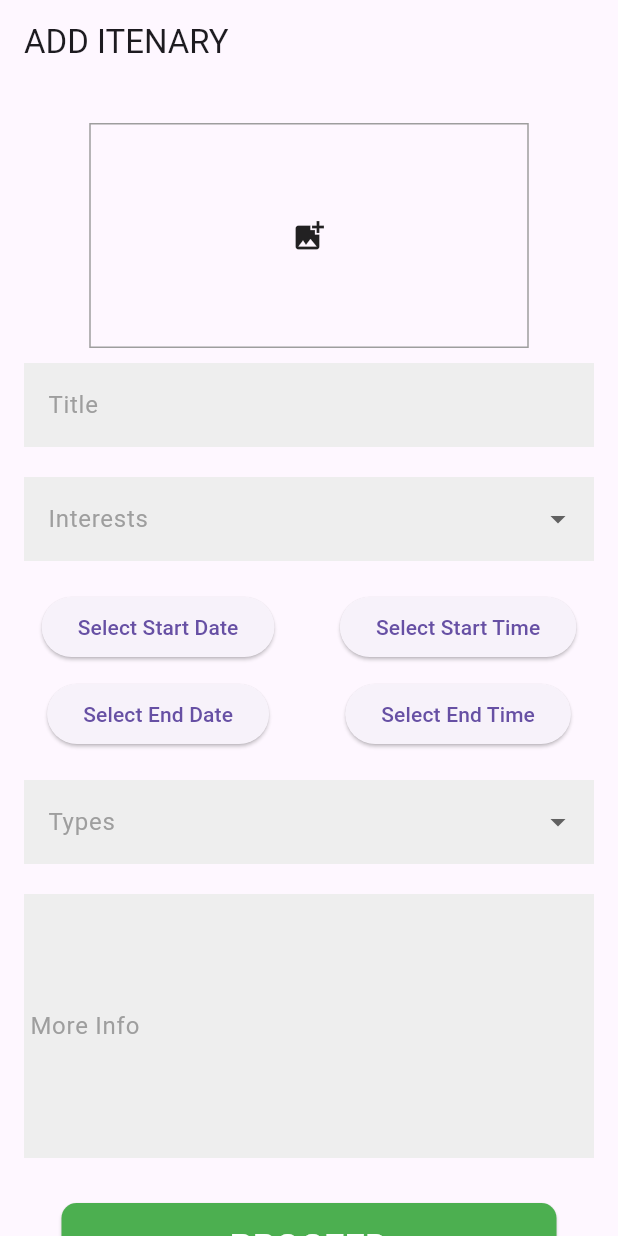
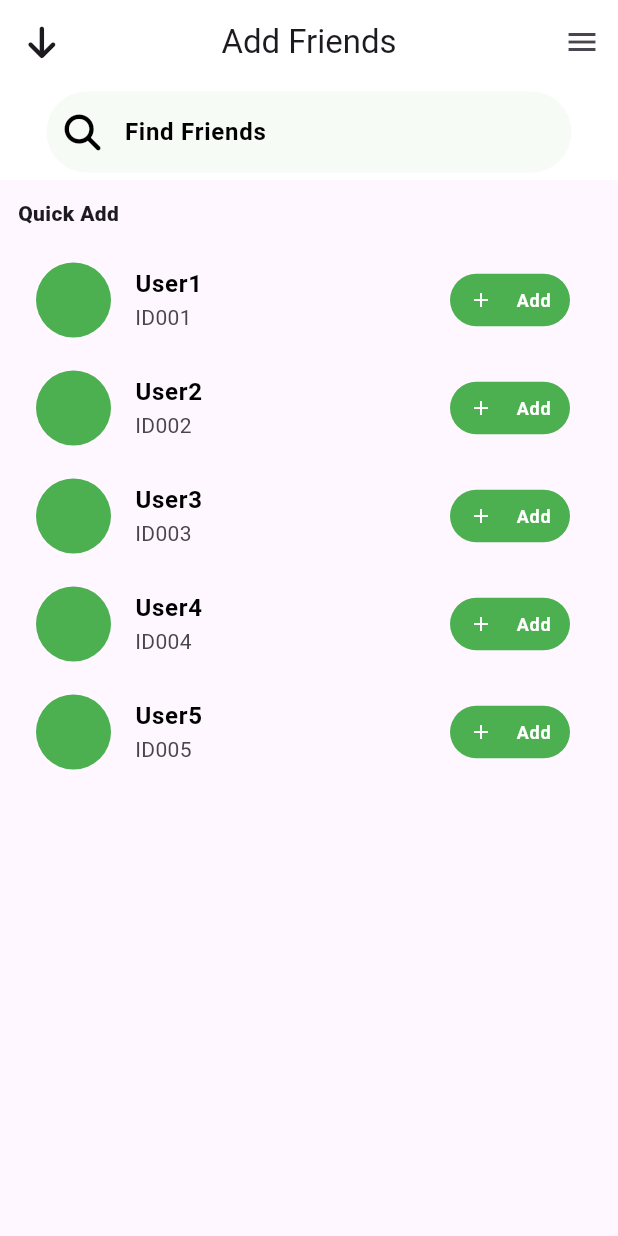
Before and after one commit to BharathVishnu/kraftnightt, a Flutter app: the screen it shows after launch, on a phone screen of 412 x 824 dp. Run offline on Flutter 3.47's test engine with Material 3 defaults, Android fonts, the light colour scheme and no system bars; our stand-ins replace firebase_core, font_awesome_flutter, get, image_picker; accounts and stored records are empty.

Commit message:
friends add

```diff
--- /dev/null
+++ b/lib/addfriends/friends.dart
@@ -0,0 +1,160 @@
+import 'package:flutter/material.dart';
+import 'package:font_awesome_flutter/font_awesome_flutter.dart';
+
+class AddPage extends StatelessWidget {
+  @override
+  Widget build(BuildContext context) {
+    return Scaffold(
+      body: CustomScrollView(
+        slivers: [
+          SliverAppBar(
+            collapsedHeight: 120,
+            centerTitle: true,
+            automaticallyImplyLeading: false,
+            backgroundColor: Colors.white,
+            leading: IconButton(
+              onPressed: () => Navigator.pop(context),
+              icon: Icon(FontAwesomeIcons.arrowDown),
+            ),
+            actions: [
+              IconButton(
+                onPressed: () => Navigator.pop(context),
+                icon: Icon(Icons.menu),
+              ),
+            ],
+            flexibleSpace: Align(
+              alignment: Alignment.bottomCenter,
+              child: Padding(
+                padding: EdgeInsets.only(bottom: 5.0),
+                child: Container(
+                  width: 350,
+                  decoration: BoxDecoration(
+                    color: Colors.green.withOpacity(0.05),
+                    borderRadius: BorderRadius.all(Radius.circular(30.0)),
+                  ),
+                  child: TextField(
+                    onEditingComplete: () {},
+                    textInputAction: TextInputAction.send,
+                    onSubmitted: (msg) {},
+                    textAlign: TextAlign.start,
+                    decoration: InputDecoration(
+                      prefixIcon: Icon(
+                        FontAwesomeIcons.search,
+                        color: Colors.black,
+                      ),
+
+                      hintText: "Find Friends",
+                      contentPadding: EdgeInsets.all(15.0),
+                      hintStyle: TextStyle(
+                        fontWeight: FontWeight.bold,
+                        color: Colors.black,
+                      ),
+                      focusColor: Colors.grey,
+                      border: InputBorder.none,
+                    ),
+                    keyboardType: TextInputType.text,
+                  ),
+                ),
+              ),
+            ),
+            pinned: true,
+            title: Text(
+              "Add Friends",
+            ),
+          ),
+          SliverToBoxAdapter(
+            child: Container(
+              padding: EdgeInsets.all(12.0),
+              child: Text(
+                "Quick Add",
+                style: TextStyle(fontWeight: FontWeight.w800),
+              ),
+            ),
+          ),
+          FutureBuilder(
+            future: getAddFriendList(),
+            builder: (BuildContext context, AsyncSnapshot snapshot) {
+              if (snapshot.hasData) {
+                final List<Map<String, String>> dummyData = snapshot.data;
+                return SliverList(
+                  delegate: SliverChildBuilderDelegate(
+                    (context, index) {
+                      return Padding(
+                        padding: const EdgeInsets.symmetric(horizontal: 8.0),
+                        child: ListTile(
+                          leading: CircleAvatar(
+                            radius: 25.0,
+                            backgroundColor: Colors.green,
+                          ),
+                          title: Text(
+                            dummyData[index]['username']!,
+                            style: TextStyle(
+                              fontWeight: FontWeight.w600,
+                              fontSize: 16.0,
+                              color: Colors.black,
+                            ),
+                          ),
+                          subtitle: Text(dummyData[index]['userID']!),
+                          trailing: Container(
+                            height: 35.0,
+                            width: 80.0,
+                            padding: EdgeInsets.all(5.0),
+                            decoration: BoxDecoration(
+                              color: Colors.green,
+                              borderRadius:
+                                  BorderRadius.all(Radius.circular(30.0)),
+                            ),
+                            child: Row(
+                              mainAxisAlignment: MainAxisAlignment.spaceAround,
+                              children: [
+                                Icon(
+                                  Icons.add,
+                                  size: 16.0,
+                                  color: Colors.white,
+                                ),
+                                Text(
+                                  "Add",
+                                  style: TextStyle(
+                                    color: Colors.white,
+                                    fontSize: 12.0,
+                                    fontWeight: FontWeight.bold,
+                                  ),
+                                ),
+                              ],
+                            ),
+                          ),
+                        ),
+                      );
+                    },
+                    childCount: dummyData.length,
+                  ),
+                );
+              } else {
+                return SliverFillRemaining(
+                  child: Center(
+                    child: CircularProgressIndicator(),
+                  ),
+                );
+              }
+            },
+          ),
+        ],
+      ),
+    );
+  }
+
+  Future<List<Map<String, String>>> getAddFriendList() async {
+    await Future.delayed(Duration(seconds: 2));
+    return _generateDummyData();
+  }
+
+  List<Map<String, String>> _generateDummyData() {
+    return [
+      {"username": "User1", "userID": "ID001"},
+      {"username": "User2", "userID": "ID002"},
+      {"username": "User3", "userID": "ID003"},
+      {"username": "User4", "userID": "ID004"},
+      {"username": "User5", "userID": "ID005"},
+    ];
+  }
+}
--- a/lib/main.dart
+++ b/lib/main.dart
@@ -1,4 +1,5 @@
 import 'package:flutter/material.dart';
+import 'package:kraftnightt/addfriends/friends.dart';
 import 'addItenary/add.dart';
 
 
@@ -14,7 +15,7 @@
       theme: ThemeData(
         primarySwatch: Colors.blue,
       ),
-      home: EventRegistrationPage(),
+      home: AddPage(),
     );
   }
 }
--- a/pubspec.yaml
+++ b/pubspec.yaml
@@ -35,15 +35,13 @@ dependencies:
   # The following adds the Cupertino Icons font to your application.
   # Use with the CupertinoIcons class for iOS style icons.
   cupertino_icons: ^1.0.6
-<<<<<<< HEAD
   image_picker: ^1.1.0
   get: ^4.6.6
   firebase_storage: ^11.7.2
   firebase_auth: ^4.19.2
   cloud_firestore: ^4.17.0
-=======
   firebase_core: ^2.30.0
->>>>>>> 0e75c42e0ffe93d6f72d8215e392f2706b58bf62
+  font_awesome_flutter: ^10.7.0
 
 dev_dependencies:
   flutter_test:
```
Also changed, not shown: pubspec.lock, 3 other files.
